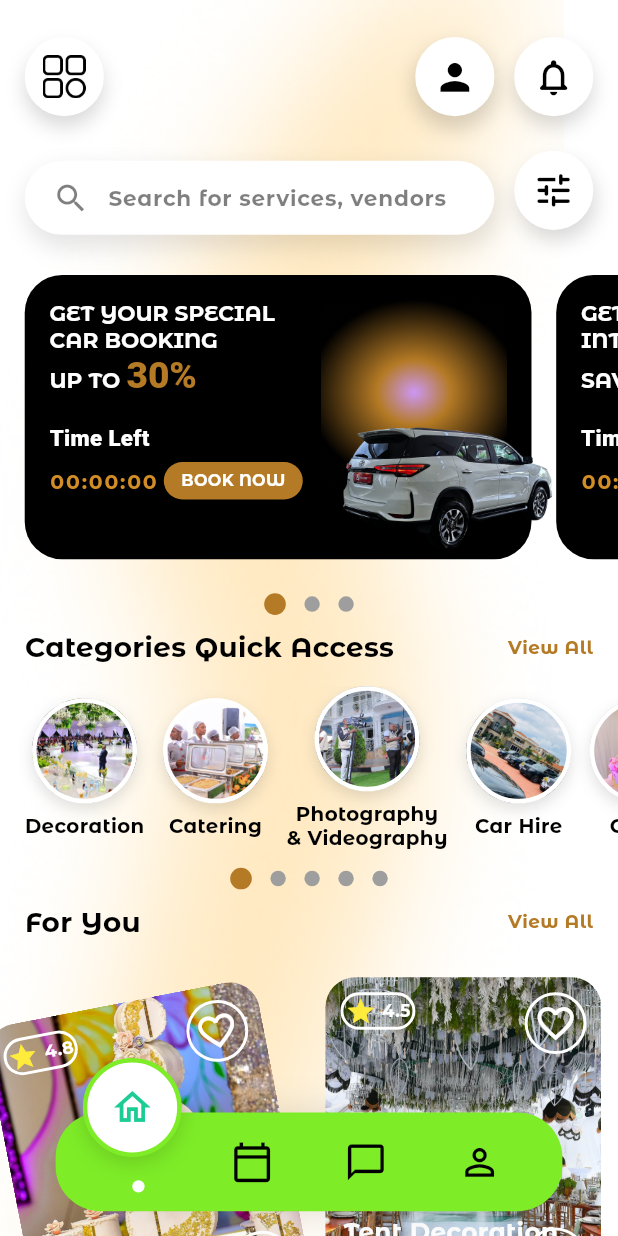
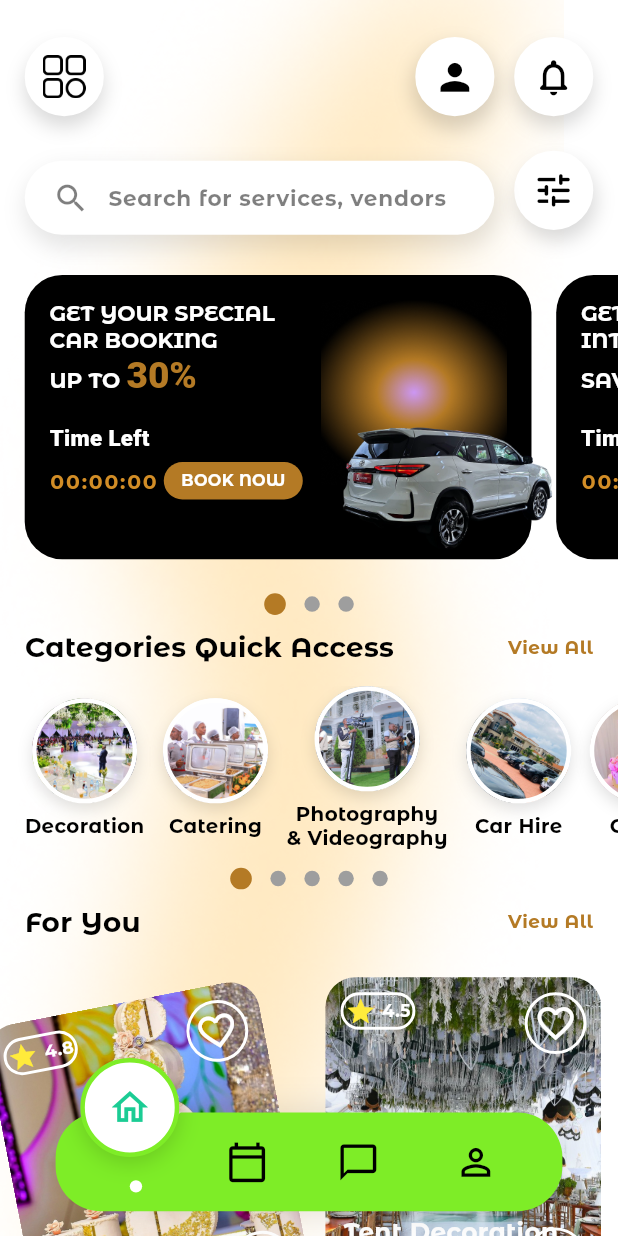
Before and after one commit to Alvin11David/Events-Uganda, a Flutter app: the CustomerHomeScreen screen opened directly, on a phone screen of 412 x 824 dp. Run offline on Flutter 3.47's test engine with Material 3 defaults, Android fonts, the phone set to English and light mode, and no system bars; our stand-ins replace cloud_firestore, firebase_auth, firebase_core, firebase_messaging, google_sign_in, shared_preferences and 1 more; accounts and stored records are empty; Roboto replaces fonts that are missing (Abril Fatface).

Commit message:
Added the Bottom NavBar

```diff
--- a/events_uganda/lib/Bottom_Navbar.dart
+++ b/events_uganda/lib/Bottom_Navbar.dart
@@ -58,14 +58,17 @@ class BottomNavbar extends StatelessWidget {
             right: width * 0.04,
             height: barHeight,
             child: Row(
-              mainAxisAlignment: MainAxisAlignment.spaceEvenly,
+              mainAxisAlignment: MainAxisAlignment.center,
               children: List.generate(_items.length, (index) {
                 final isActive = index == activeIndex;
+                final itemWidth = index == 3
+                    ? width * 0.20
+                    : width * 0.18; // Customize width per icon
                 return GestureDetector(
                   behavior: HitTestBehavior.opaque,
                   onTap: () => onItemSelected(index),
                   child: SizedBox(
-                    width: width * 0.18,
+                    width: itemWidth,
                     height: barHeight,
                     child: Stack(
                       alignment: Alignment.center,
@@ -74,10 +77,12 @@ class BottomNavbar extends StatelessWidget {
                         if (isActive)
                           Transform.translate(
                             offset: Offset(
-                              index >= 2
-                                  ? width * 0.01
-                                  : -width *
-                                        0.01, // Move right for chat & profile, left for home & calendar
+                              index == 3
+                                  ? width * 0.03
+                                  : index == 2
+                                  ? width *
+                                        0.02 // Move right for chat icon
+                                  : -width * 0.01,
                               -(activeLift + activeCircleSize / 2),
                             ),
                             child: Container(
```
